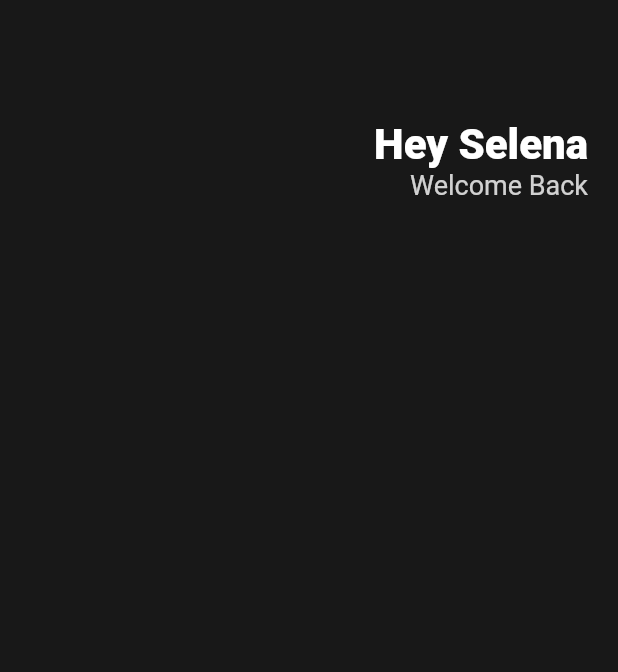
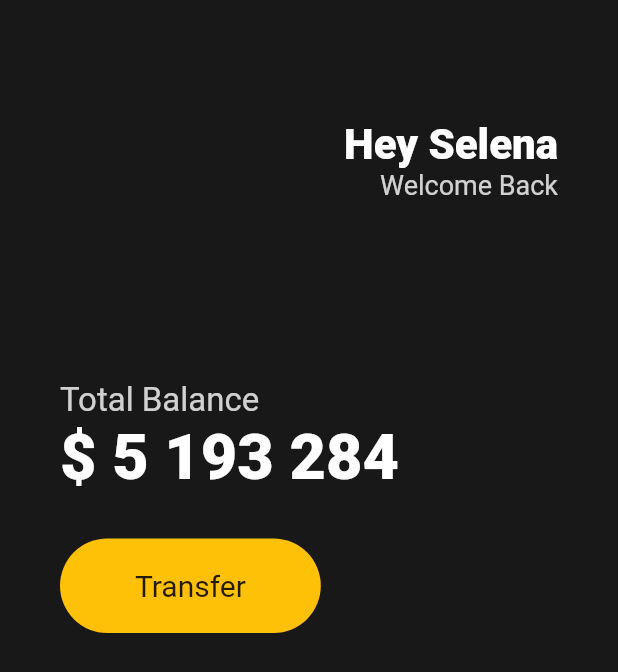
Before and after one commit to gurumee92/getting-started-flutter, a Flutter app: the screen it shows after launch, on a phone screen of 412 x 824 dp. Shown: the top 672 px of the screen. Run offline on Flutter 3.47's test engine with Material 2 defaults, Android fonts, the phone set to English and light mode, and no system bars.

Commit message:
feat: Create UI Transfer button

```diff
--- a/ui_challenge/lib/main.dart
+++ b/ui_challenge/lib/main.dart
@@ -1,20 +1,23 @@
 import 'package:flutter/material.dart';
 
 void main() {
-  runApp(App());
+  runApp(const App());
 }
 
 class App extends StatelessWidget {
+  const App({super.key});
+
   @override
   Widget build(BuildContext context) {
     return MaterialApp(
       home: Scaffold(
-        backgroundColor: Color(0xFF181818),
+        backgroundColor: const Color(0xFF181818),
         body: Padding(
-          padding: EdgeInsets.symmetric(horizontal: 20),
+          padding: const EdgeInsets.symmetric(horizontal: 40),
           child: Column(
+            crossAxisAlignment: CrossAxisAlignment.start,
             children: [
-              SizedBox(
+              const SizedBox(
                 height: 80,
               ),
               Row(
@@ -23,7 +26,7 @@ class App extends StatelessWidget {
                   Column(
                     crossAxisAlignment: CrossAxisAlignment.end,
                     children: [
-                      Text(
+                      const Text(
                         "Hey Selena",
                         style: TextStyle(
                           fontSize: 28,
@@ -42,6 +45,49 @@ class App extends StatelessWidget {
                   )
                 ],
               ),
+              const SizedBox(
+                height: 120,
+              ),
+              Text(
+                "Total Balance",
+                style: TextStyle(
+                  fontSize: 22,
+                  color: Colors.white.withOpacity(0.8),
+                ),
+              ),
+              const Text(
+                "\$ 5 193 284",
+                style: TextStyle(
+                  fontSize: 42,
+                  fontWeight: FontWeight.w800,
+                  color: Colors.white,
+                ),
+              ),
+              const SizedBox(
+                height: 30,
+              ),
+              Row(
+                children: [
+                  Container(
+                    decoration: BoxDecoration(
+                      color: Colors.amber,
+                      borderRadius: BorderRadius.circular(45),
+                    ),
+                    child: const Padding(
+                      padding: EdgeInsets.symmetric(
+                        vertical: 20,
+                        horizontal: 50,
+                      ),
+                      child: Text(
+                        "Transfer",
+                        style: TextStyle(
+                          fontSize: 20,
+                        ),
+                      ),
+                    ),
+                  )
+                ],
+              ),
             ],
           ),
         ),
```
Also changed, not shown: 1 other file.
